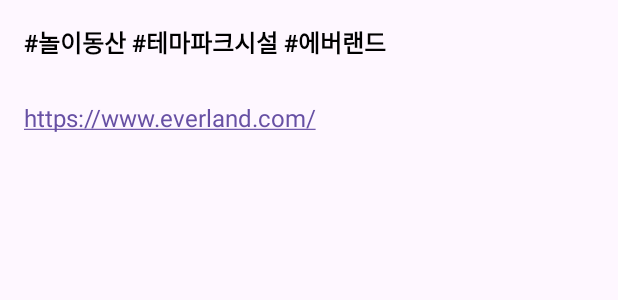
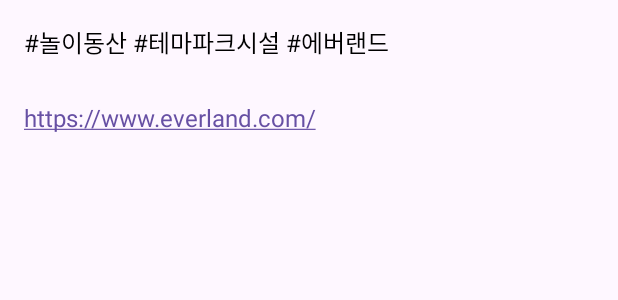
Before and after one commit to mjcssw/project, an Android app: the layout fragment_info.xml on its own in the app's theme, with its tools: preview values and no code run, on a phone screen of 412 x 824 dp. Shown: the top 300 px of the screen. Run offline under Robolectric (Android 15) with nearby library versions, the phone set to English and light mode, and no system bars.

Commit message:
0529 21.5.2

```diff
--- a/app/src/main/res/layout/fragment_info.xml
+++ b/app/src/main/res/layout/fragment_info.xml
@@ -14,8 +14,7 @@
         android:layout_marginBottom="8dp"
         android:text="#놀이동산 #테마파크시설 #에버랜드"
         android:textColor="@android:color/black"
-        android:textSize="16sp"
-        android:textStyle="bold" />
+        android:textSize="16sp" />
 
     <!-- 링크 텍스트뷰 -->
     <TextView
```
